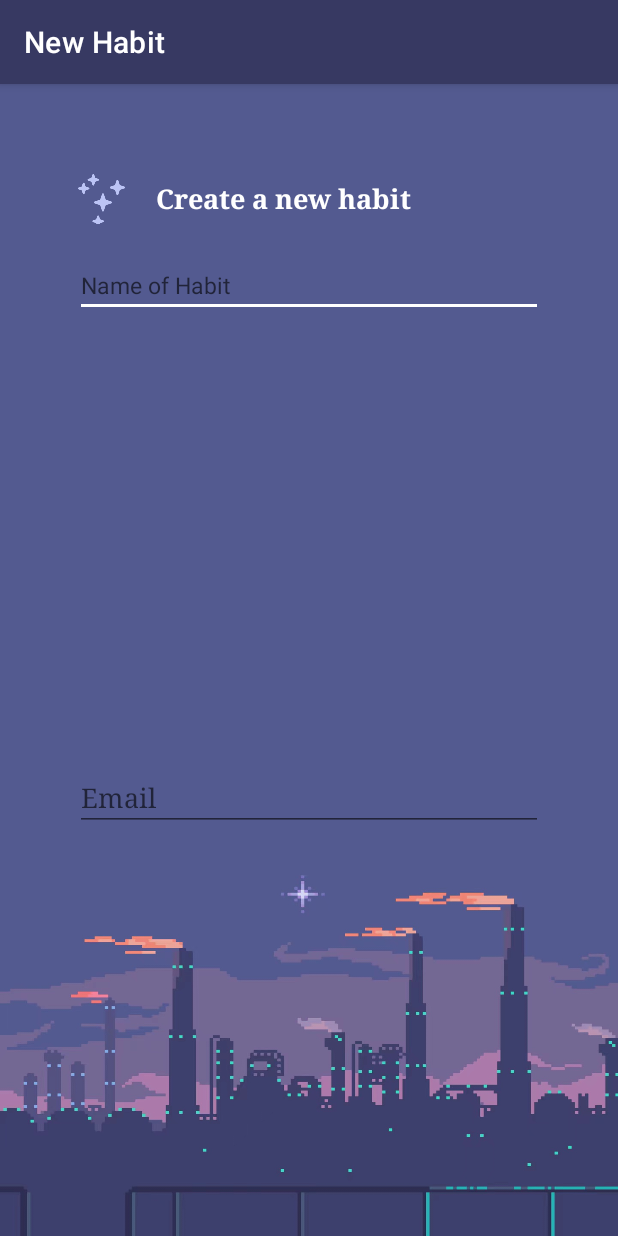
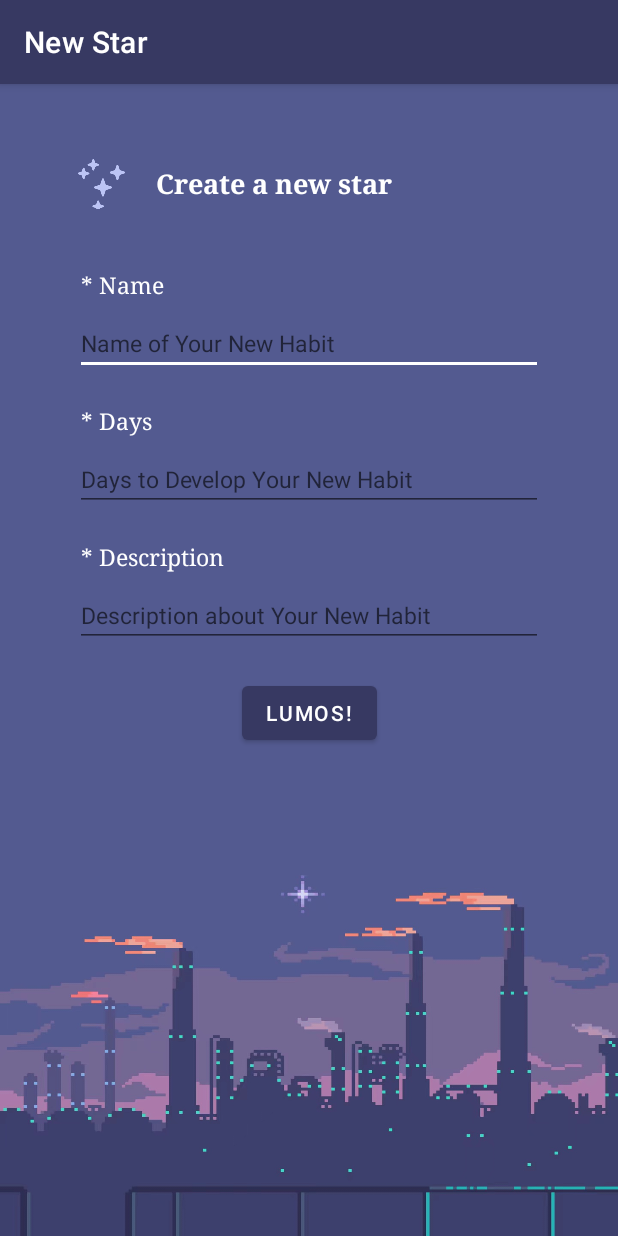
Before and after one commit to MeU1024/Lumos, an Android app: the NewtaskActivity screen opened directly, with no data from a screen before it, on a phone screen of 412 x 824 dp. Run offline under Robolectric (Android 15) with nearby library versions, the phone set to English and light mode, and no system bars.

Commit message:
完善New task 页面

```diff
--- a/app/src/main/AndroidManifest.xml
+++ b/app/src/main/AndroidManifest.xml
@@ -13,7 +13,7 @@
         <activity
             android:name=".ui.home.NewtaskActivity"
             android:exported="true"
-            android:label="New Habit" />
+            android:label="New Star" />
         <activity
             android:name=".ui.info.register.RegisterActivity"
             android:exported="true"
--- a/app/src/main/res/layout/activity_home_newtask.xml
+++ b/app/src/main/res/layout/activity_home_newtask.xml
@@ -13,7 +13,7 @@
         android:layout_width="match_parent"
         android:layout_height="wrap_content"
         android:layout_marginStart="50dp"
-        android:layout_marginTop="60dp"
+        android:layout_marginTop="50dp"
         android:layout_marginEnd="50dp"
         app:cardBackgroundColor="@android:color/transparent"
         app:cardElevation="0dp"
@@ -38,7 +38,7 @@
                 android:layout_height="match_parent"
                 android:fontFamily="serif"
                 android:gravity="center"
-                android:text="    Create a new habit"
+                android:text="    Create a new star"
                 android:textColor="@color/white"
                 android:textSize="18sp"
                 android:textStyle="bold" />
@@ -47,33 +47,104 @@
 
     </androidx.cardview.widget.CardView>
 
-    <EditText
+    <TextView
         android:id="@+id/task_title"
         android:layout_width="0dp"
         android:layout_height="wrap_content"
         android:layout_marginStart="50dp"
-        android:layout_marginTop="20dp"
+        android:layout_marginTop="40dp"
         android:layout_marginEnd="50dp"
-        android:hint="Name of Habit"
-        android:selectAllOnFocus="true"
+        android:fontFamily="serif"
+        android:text=" * Name "
+        android:textColor="@color/white"
         android:textSize="15sp"
         app:layout_constraintEnd_toEndOf="parent"
         app:layout_constraintStart_toStartOf="parent"
         app:layout_constraintTop_toBottomOf="@+id/user_name_img" />
 
     <EditText
-        android:id="@+id/username"
+        android:id="@+id/task_title_text"
         android:layout_width="0dp"
         android:layout_height="wrap_content"
         android:layout_marginStart="50dp"
-        android:layout_marginTop="340dp"
+        android:layout_marginTop="8dp"
+        android:layout_marginEnd="50dp"
+        android:hint="Name of Your New Habit"
+        android:selectAllOnFocus="true"
+        android:textSize="15sp"
+        app:layout_constraintEnd_toEndOf="parent"
+        app:layout_constraintStart_toStartOf="parent"
+        app:layout_constraintTop_toBottomOf="@+id/task_title" />
+
+    <TextView
+        android:id="@+id/task_days"
+        android:layout_width="0dp"
+        android:layout_height="wrap_content"
+        android:layout_marginStart="50dp"
+        android:layout_marginTop="20dp"
         android:layout_marginEnd="50dp"
         android:fontFamily="serif"
-        android:hint="@string/prompt_email"
-        android:selectAllOnFocus="true"
+        android:text=" * Days"
+        android:textColor="@color/white"
+        android:textSize="15sp"
         app:layout_constraintEnd_toEndOf="parent"
         app:layout_constraintStart_toStartOf="parent"
-        app:layout_constraintTop_toTopOf="@id/task_title" />
+        app:layout_constraintTop_toBottomOf="@+id/task_title_text" />
+
+    <EditText
+        android:id="@+id/task_days_text"
+        android:layout_width="0dp"
+        android:layout_height="wrap_content"
+        android:layout_marginStart="50dp"
+        android:layout_marginTop="8dp"
+        android:layout_marginEnd="50dp"
+        android:hint="Days to Develop Your New Habit"
+        android:selectAllOnFocus="true"
+        android:textSize="15sp"
+        app:layout_constraintEnd_toEndOf="parent"
+        app:layout_constraintStart_toStartOf="parent"
+        app:layout_constraintTop_toBottomOf="@+id/task_days" />
+
+    <TextView
+        android:id="@+id/task_description"
+        android:layout_width="0dp"
+        android:layout_height="wrap_content"
+        android:layout_marginStart="50dp"
+        android:layout_marginTop="20dp"
+        android:layout_marginEnd="50dp"
+        android:fontFamily="serif"
+        android:text=" * Description"
+        android:textColor="@color/white"
+        android:textSize="15sp"
+        app:layout_constraintEnd_toEndOf="parent"
+        app:layout_constraintStart_toStartOf="parent"
+        app:layout_constraintTop_toBottomOf="@+id/task_days_text" />
+
+    <EditText
+        android:id="@+id/task_description_text"
+        android:layout_width="0dp"
+        android:layout_height="wrap_content"
+        android:layout_marginStart="50dp"
+        android:layout_marginTop="8dp"
+        android:layout_marginEnd="50dp"
+        android:hint="Description about Your New Habit"
+        android:selectAllOnFocus="true"
+        android:textSize="15sp"
+        app:layout_constraintEnd_toEndOf="parent"
+        app:layout_constraintStart_toStartOf="parent"
+        app:layout_constraintTop_toBottomOf="@+id/task_description" />
+
+    <Button
+        android:id="@+id/button"
+        android:layout_width="wrap_content"
+        android:layout_height="wrap_content"
+        android:layout_marginStart="150dp"
+        android:layout_marginTop="20dp"
+        android:layout_marginEnd="150dp"
+        android:text="Lumos!"
+        app:layout_constraintEnd_toEndOf="parent"
+        app:layout_constraintStart_toStartOf="parent"
+        app:layout_constraintTop_toBottomOf="@+id/task_description_text" />
 
 
 </androidx.constraintlayout.widget.ConstraintLayout>
--- a/app/src/main/res/layout/activity_info_login.xml
+++ b/app/src/main/res/layout/activity_info_login.xml
@@ -43,7 +43,7 @@
         android:hint="@string/prompt_password"
         android:imeOptions="actionDone"
         android:inputType="textPassword"
-        android:selectAllOnFocus="true"
+
         app:layout_constraintEnd_toEndOf="parent"
         app:layout_constraintStart_toStartOf="parent"
         app:layout_constraintTop_toBottomOf="@+id/username" />
```
